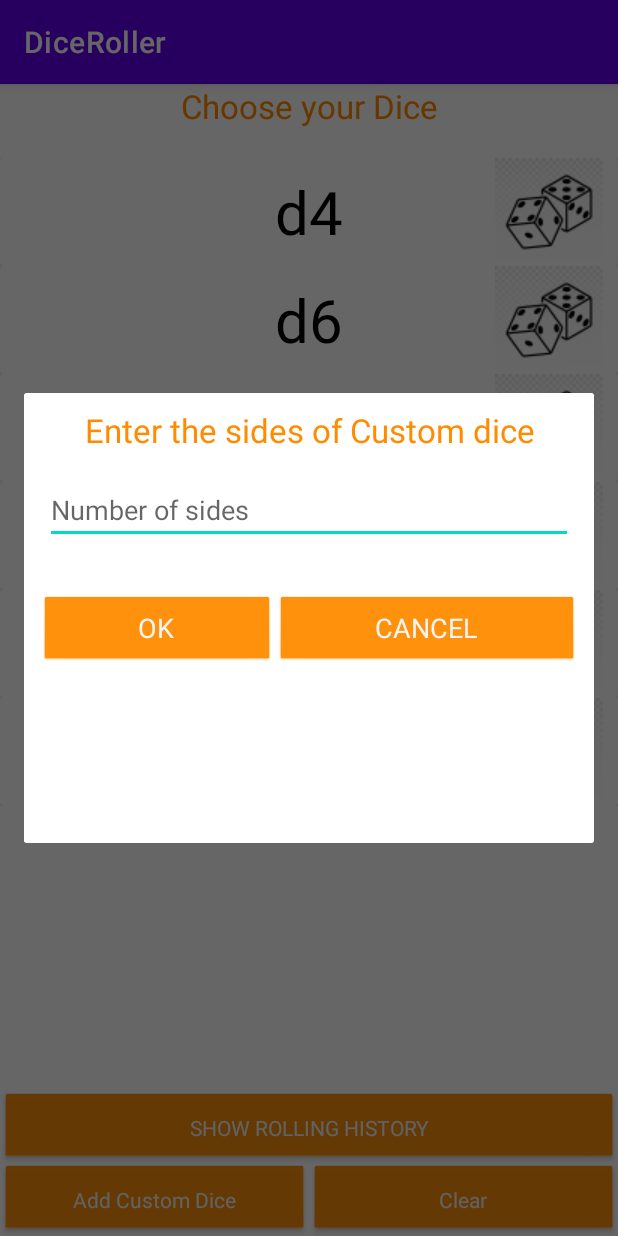
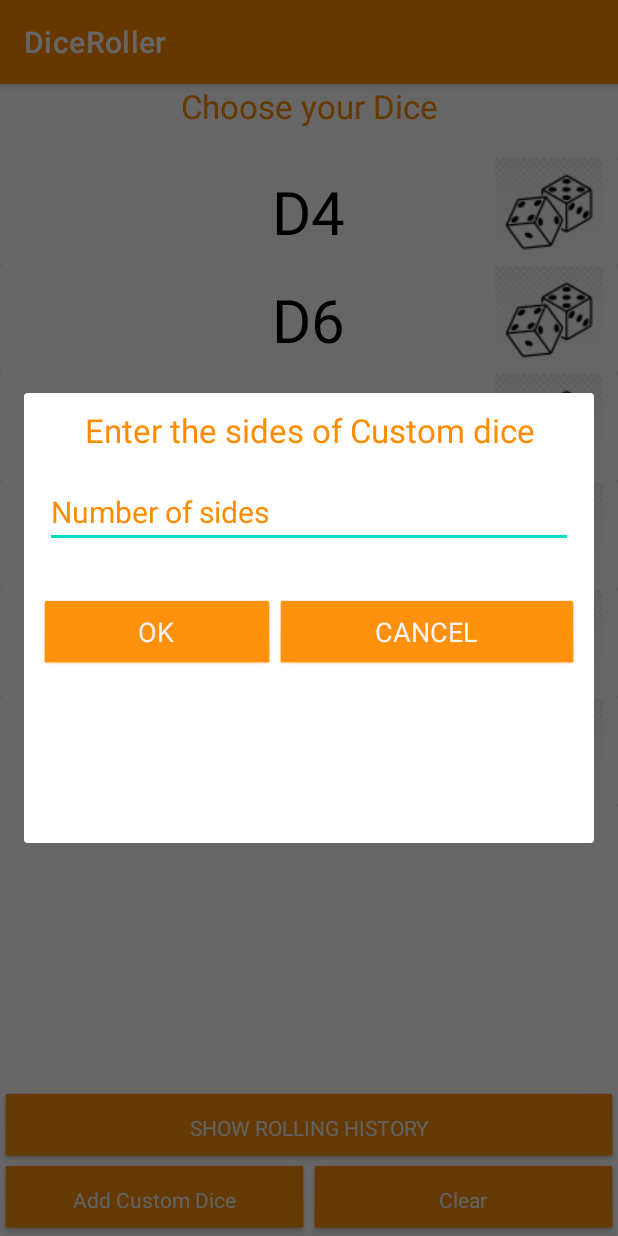
Before and after one commit to NavalSharma7/DiceRoller, an Android app: the fragment CustomDiceDialog placed in its activity, on a phone screen of 412 x 824 dp. Run offline under Robolectric (Android 15) with nearby library versions, the phone set to English and light mode, and no system bars.

Commit message:
History added, night theme added, bug fixes
Nigh theme added, styles for all widgets, Dialog bug fixed, Data retain issue solved

```diff
--- a/app/src/main/java/com/example/diceroller/Dice.java
+++ b/app/src/main/java/com/example/diceroller/Dice.java
@@ -29,7 +29,7 @@ public class Dice implements Parcelable {
     //to that and gives a ramdom value to the currentSideUp
 
     public Dice() {
-        this.type = "d6";
+        this.type = "D6";
         this.numberOfSides = 6;
         this.currentSideUp = (int) (Math.random() * (6 - 1)) + 1;
     }
@@ -39,7 +39,7 @@ public class Dice implements Parcelable {
 
     public Dice(int numberOfSides) {
         this.numberOfSides = numberOfSides;
-        this.type = "d" + numberOfSides;
+        this.type = "D" + numberOfSides;
         this.currentSideUp = (int) (Math.random() * (numberOfSides - 1)) + 1;
     }
 
--- a/app/src/main/java/com/example/diceroller/RollHistoryActivity.java
+++ b/app/src/main/java/com/example/diceroller/RollHistoryActivity.java
@@ -74,8 +74,7 @@ public class RollHistoryActivity extends AppCompatActivity {
         String json = sharedPreferences.getString("roll_info", null);
 
         // below line is to get the type of our array list.
-        Type type = new TypeToken<HashMap<Integer, ArrayList<Integer>>>() {
-        }.getType();
+        Type type = new TypeToken<HashMap<Integer, ArrayList<Integer>>>() {}.getType();
 
         // in below line we are getting data from gson
         // and saving it to our array list
@@ -108,7 +107,7 @@ public class RollHistoryActivity extends AppCompatActivity {
     }
 
     private void clearHistory() {
-        PreferenceManager.getDefaultSharedPreferences(this).edit().remove("roll_info").apply();
+        PreferenceManager.getDefaultSharedPreferences(this).edit().clear().apply();
         loadHistory();
         adapter.setDiceList(mRollInfoList);
         adapter.notifyDataSetChanged();
--- a/app/src/main/java/com/example/diceroller/RollHistoryAdapter.java
+++ b/app/src/main/java/com/example/diceroller/RollHistoryAdapter.java
@@ -54,7 +54,7 @@ public class RollHistoryAdapter extends RecyclerView.Adapter<RollHistoryAdapter.
             if(!TextUtils.isEmpty(type))
             holder.diceTypeView.setText(type);
             List<Integer> values = info.getValues();
-            holder.diceRollValues.setText(String.format("THe rolled Values are %s",values.toString()));
+            holder.diceRollValues.setText(String.format("PAST VALUES: %s",values.toString()));
         }
     }
 
--- a/app/src/main/res/layout/activity_main.xml
+++ b/app/src/main/res/layout/activity_main.xml
@@ -4,7 +4,7 @@
     xmlns:tools="http://schemas.android.com/tools"
     android:layout_width="match_parent"
     android:layout_height="match_parent"
-    android:background="@color/parent_background_color"
+    style="@style/background"
     android:orientation="vertical"
     tools:context=".MainActivity">
 
--- a/app/src/main/res/layout/activity_roll_history.xml
+++ b/app/src/main/res/layout/activity_roll_history.xml
@@ -4,7 +4,7 @@
     xmlns:tools="http://schemas.android.com/tools"
     android:layout_width="match_parent"
     android:layout_height="match_parent"
-    android:background="@color/parent_background_color"
+    style="@style/background"
     tools:context=".MainActivity">
 
     <TextView
--- a/app/src/main/res/layout/fragment_custom_dice_dialog.xml
+++ b/app/src/main/res/layout/fragment_custom_dice_dialog.xml
@@ -1,59 +1,63 @@
 <RelativeLayout xmlns:android="http://schemas.android.com/apk/res/android"
     android:layout_width="match_parent"
+    android:layout_height="match_parent"
+    android:layout_margin="5dp"
+    style="@style/background"
     android:minWidth="1000dp"
-    android:padding="10dp"
-    android:layout_margin="5dp"
     android:minHeight="300dp"
-    android:background="@color/parent_background_color"
-    android:layout_height="match_parent"
-    android:orientation="vertical" >
+    android:orientation="vertical"
+    android:padding="10dp">
 
     <TextView
+        android:id="@+id/tv_dialog_header"
+        style="@style/LargeOrangeFont"
         android:layout_width="match_parent"
         android:layout_height="wrap_content"
-        android:id="@+id/tv_dialog_header"
         android:gravity="center"
-        style="@style/LargeOrangeFont"
-        android:text="@string/enter_the_sides_of_custom_dice_max_250"/>
+        android:text="@string/enter_the_sides_of_custom_dice_max_250" />
+
     <EditText
         android:id="@+id/et_num_sides"
-        android:inputType="number"
+        style="@style/PrimaryEditText"
         android:layout_width="match_parent"
         android:layout_height="wrap_content"
+        android:layout_below="@+id/tv_dialog_header"
+        android:layout_marginLeft="4dp"
         android:layout_marginTop="16dp"
-        android:layout_marginLeft="4dp"
-        android:layout_below="@+id/tv_dialog_header"
         android:layout_marginRight="4dp"
         android:layout_marginBottom="4dp"
-        android:hint="@string/number_of_sides" />
+        android:hint="@string/number_of_sides"
+        android:inputType="number"/>
+
     <LinearLayout
         android:layout_width="match_parent"
-        android:weightSum="100"
+        android:layout_height="wrap_content"
+        android:layout_below="@+id/et_num_sides"
         android:layout_marginTop="30dp"
-       android:layout_below="@+id/et_num_sides"
 
-        android:layout_height="wrap_content"
-        android:orientation="horizontal">
+        android:orientation="horizontal"
+        android:weightSum="100">
+
         <TextView
             android:id="@+id/action_ok"
+            style="@style/CustomButton"
             android:layout_width="wrap_content"
             android:layout_height="wrap_content"
+            android:layout_gravity="center"
             android:layout_weight="50"
+            android:gravity="center"
             android:text="OK"
-        style="@style/CustomButton"
-        android:layout_gravity="center"
-        android:gravity="center"
             android:textSize="18sp" />
 
         <TextView
             android:id="@+id/action_cancel"
+            style="@style/CustomButton"
             android:layout_width="wrap_content"
             android:layout_height="wrap_content"
+            android:layout_gravity="center"
             android:layout_weight="50"
-        android:layout_gravity="center"
             android:gravity="center"
             android:text="CANCEL"
-        style="@style/CustomButton"
             android:textSize="18sp" />
     </LinearLayout>
 </RelativeLayout>
--- a/app/src/main/res/layout/view_dice_adapter_item.xml
+++ b/app/src/main/res/layout/view_dice_adapter_item.xml
@@ -1,31 +1,33 @@
 <?xml version="1.0" encoding="utf-8"?>
 <LinearLayout xmlns:android="http://schemas.android.com/apk/res/android"
+    xmlns:app="http://schemas.android.com/apk/res-auto"
+    style="@style/background"
     android:layout_width="match_parent"
     android:layout_height="wrap_content">
 
     <androidx.cardview.widget.CardView
+        android:id="@+id/parent_view_adapter_item"
+        style="@style/CardViewBackground"
         android:layout_width="match_parent"
         android:layout_height="wrap_content"
-        android:background="@color/parent_background_color"
-        android:elevation="3dp"
-        android:id="@+id/parent_view_adapter_item">
+        android:elevation="3dp">
 
 
         <TextView
+            android:id="@+id/tv_dice_type"
+            style="@style/LargeBlackFont"
             android:layout_width="wrap_content"
             android:layout_height="wrap_content"
-            android:id="@+id/tv_dice_type"
             android:layout_gravity="center"
             android:gravity="center"
-            android:text="D20"
-            style="@style/LargeBlackFont"
-            />
+            android:text="D20" />
+
         <ImageView
             android:layout_width="wrap_content"
             android:layout_height="wrap_content"
             android:layout_gravity="right|center_vertical"
             android:layout_marginRight="10dp"
-            android:background="@drawable/hdpi"/>
+            android:background="@drawable/hdpi" />
     </androidx.cardview.widget.CardView>
 
 </LinearLayout>
--- a/app/src/main/res/values-night/themes.xml
+++ b/app/src/main/res/values-night/themes.xml
@@ -2,15 +2,68 @@
     <!-- Base application theme. -->
     <style name="Theme.DiceRoller" parent="Theme.MaterialComponents.DayNight.DarkActionBar">
         <!-- Primary brand color. -->
-        <item name="colorPrimary">@color/purple_200</item>
-        <item name="colorPrimaryVariant">@color/purple_700</item>
-        <item name="colorOnPrimary">@color/black</item>
+        <item name="colorPrimary">@color/dim_gray</item>
+        <item name="colorPrimaryVariant">@color/dim_gray</item>
+        <item name="colorOnPrimary">@color/white</item>
         <!-- Secondary brand color. -->
         <item name="colorSecondary">@color/teal_200</item>
-        <item name="colorSecondaryVariant">@color/teal_200</item>
+        <item name="colorSecondaryVariant">@color/teal_700</item>
         <item name="colorOnSecondary">@color/black</item>
+        <item name="buttonStyle">@style/CustomButton</item>
         <!-- Status bar color. -->
         <item name="android:statusBarColor" tools:targetApi="l">?attr/colorPrimaryVariant</item>
+
         <!-- Customize your theme here. -->
     </style>
+
+    <style name="Theme.DiceRoller.NoActionBar">
+        <item name="windowActionBar">false</item>
+        <item name="windowNoTitle">true</item>
+    </style>
+    <style name="CustomTitle" parent="TextAppearance.AppCompat.Title">
+        <item name="android:textAllCaps">true</item>
+        <item name="android:fontFamily">serif</item>
+    </style>
+    <style name="LargeOrangeFont">
+        <item name="android:textColor">@color/primaryColorNight</item>
+        <item name="android:textSize">22sp</item>
+    </style>
+    <style name="LargeBlackFont">
+        <item name="android:textColor">@color/primaryColorNight</item>
+        <item name="android:textSize">40sp</item>
+    </style>
+    <style name="PrimaryText">
+        <item name="android:textColor">@color/primaryColorNight</item>
+        <item name="android:textSize">20sp</item>
+    </style>
+
+    <style name="PrimaryEditText" parent="Widget.AppCompat.EditText">
+        <item name="android:textColor">@color/primaryColorNight</item>
+        <item name="android:textSize">20sp</item>
+        <item name="android:textColorHint">@color/primaryColorNight</item>
+
+    </style>
+    <style name="CustomButton" parent="@android:style/Widget.Button">
+        <item name="android:gravity">center_vertical|center_horizontal</item>
+        <item name="android:textColor">@color/white_smoke</item>
+        <item name="backgroundTint">@color/primaryColorNight</item>
+    </style>
+    <style name="CardViewBackground" parent="CardView.Light">
+        <item name="cardBackgroundColor">@color/parent_background_color_night_cardview</item>
+    </style>
+    <style name="background">
+        <item name="backgroundTint">@color/parent_background_color_night</item>
+        <item name="background">@color/parent_background_color_night</item>
+        <item name="backgroundColor">@color/parent_background_color_night</item>
+    </style>
+
+    <style name="RadioButtonStyle" parent="Widget.AppCompat.CompoundButton.RadioButton">
+        <item name="android:textColor">@color/primaryColorNight</item>
+        <item name="backgroundColor">@color/primaryColorNight</item>
+        <item name="backgroundTint">@color/primaryColorNight</item>
+        <item name="buttonTint">@color/primaryColorNight</item>
+    </style>
+    <style name="Theme.DiceRoller.AppBarOverlay" parent="ThemeOverlay.AppCompat.Dark.ActionBar" />
+
+    <style name="Theme.DiceRoller.PopupOverlay" parent="ThemeOverlay.AppCompat.Light" />
 </resources>
--- a/app/src/main/res/values/colors.xml
+++ b/app/src/main/res/values/colors.xml
@@ -8,7 +8,12 @@
     <color name="black">#FF000000</color>
     <color name="white">#FFFFFFFF</color>
     <color name="primaryColor">#FF8C00</color>
+    <color name="primaryColorNight">#D3D3D3</color>
+
     <color name="parent_background_color">#FFFFFFFF</color>
+    <color name="parent_background_color_night">#696969</color>
+    <color name="parent_background_color_cardview">#FFFFFFFF</color>
+    <color name="parent_background_color_night_cardview">#696969</color>
 
     <color name="ivory">#FFFFF0</color>
     <color name="light_yellow">#FFFFE0</color>
--- a/app/src/main/res/values/themes.xml
+++ b/app/src/main/res/values/themes.xml
@@ -2,8 +2,8 @@
     <!-- Base application theme. -->
     <style name="Theme.DiceRoller" parent="Theme.MaterialComponents.DayNight.DarkActionBar">
         <!-- Primary brand color. -->
-        <item name="colorPrimary">@color/purple_500</item>
-        <item name="colorPrimaryVariant">@color/purple_700</item>
+        <item name="colorPrimary">@color/dark_orange</item>
+        <item name="colorPrimaryVariant">@color/orange_red</item>
         <item name="colorOnPrimary">@color/white</item>
         <!-- Secondary brand color. -->
         <item name="colorSecondary">@color/teal_200</item>
@@ -20,17 +20,32 @@
         <item name="windowActionBar">false</item>
         <item name="windowNoTitle">true</item>
     </style>
+
     <style name="CustomTitle" parent="TextAppearance.AppCompat.Title">
         <item name="android:textAllCaps">true</item>
         <item name="android:fontFamily">serif</item>
     </style>
+
     <style name="LargeOrangeFont">
         <item name="android:textColor">@color/primaryColor</item>
         <item name="android:textSize">22sp</item>
     </style>
+
     <style name="LargeBlackFont">
         <item name="android:textColor">@color/black</item>
         <item name="android:textSize">40sp</item>
+    </style>
+
+    <style name="PrimaryText">
+        <item name="android:textColor">@color/primaryColor</item>
+        <item name="android:textSize">20sp</item>
+    </style>
+
+    <style name="PrimaryEditText" parent="Widget.AppCompat.EditText">
+        <item name="android:textColor">@color/primaryColor</item>
+        <item name="android:textSize">20sp</item>
+        <item name="android:textColorHint">@color/primaryColor</item>
+
     </style>
 
     <style name="CustomButton" parent="@android:style/Widget.Button">
@@ -38,6 +53,21 @@
         <item name="android:textColor">@color/white_smoke</item>
         <item name="backgroundTint">@color/primaryColor</item>
     </style>
+    <style name="background">
+        <item name="backgroundTint">@color/parent_background_color</item>
+        <item name="background">@color/parent_background_color</item>
+        <item name="backgroundColor">@color/parent_background_color</item>
+    </style>
+    <style name="CardViewBackground" parent="CardView.Light">
+        <item name="cardBackgroundColor">@color/parent_background_color_cardview</item>
+    </style>
+    <style name="RadioButtonStyle" parent="Widget.AppCompat.CompoundButton.RadioButton">
+        <item name="android:textColor">@color/primaryColor</item>
+        <item name="backgroundColor">@color/primaryColor</item>
+        <item name="backgroundTint">@color/primaryColor</item>
+        <item name="buttonTint">@color/primaryColor</item>
+    </style>
+
     <style name="Theme.DiceRoller.AppBarOverlay" parent="ThemeOverlay.AppCompat.Dark.ActionBar" />
 
     <style name="Theme.DiceRoller.PopupOverlay" parent="ThemeOverlay.AppCompat.Light" />
```
Also changed, not shown: app/src/main/java/com/example/diceroller/CustomDiceDialog.java (+5 -3 lines), app/src/main/java/com/example/diceroller/MainActivity.java (+14 -10 lines), app/src/main/res/layout/activity_dice_roll.xml (+4 -5 lines), app/src/main/res/layout/view_roll_history_adapter.xml (+24 -9 lines), 5 other files. Lines whose indentation alone changed are shown as unchanged.
